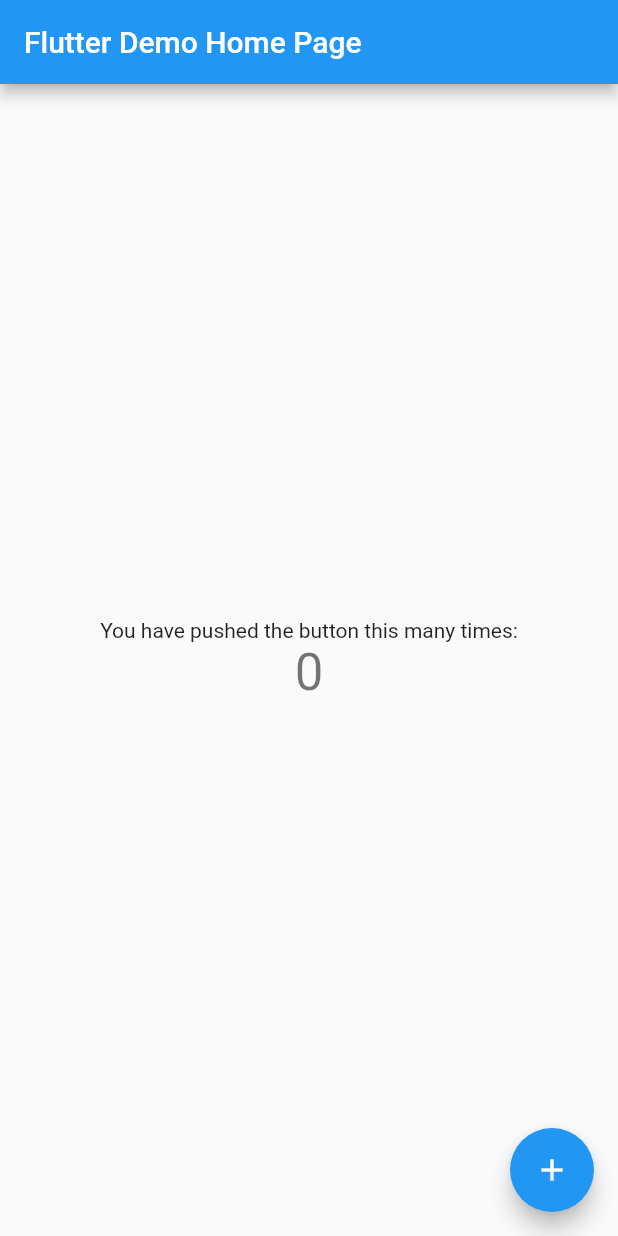
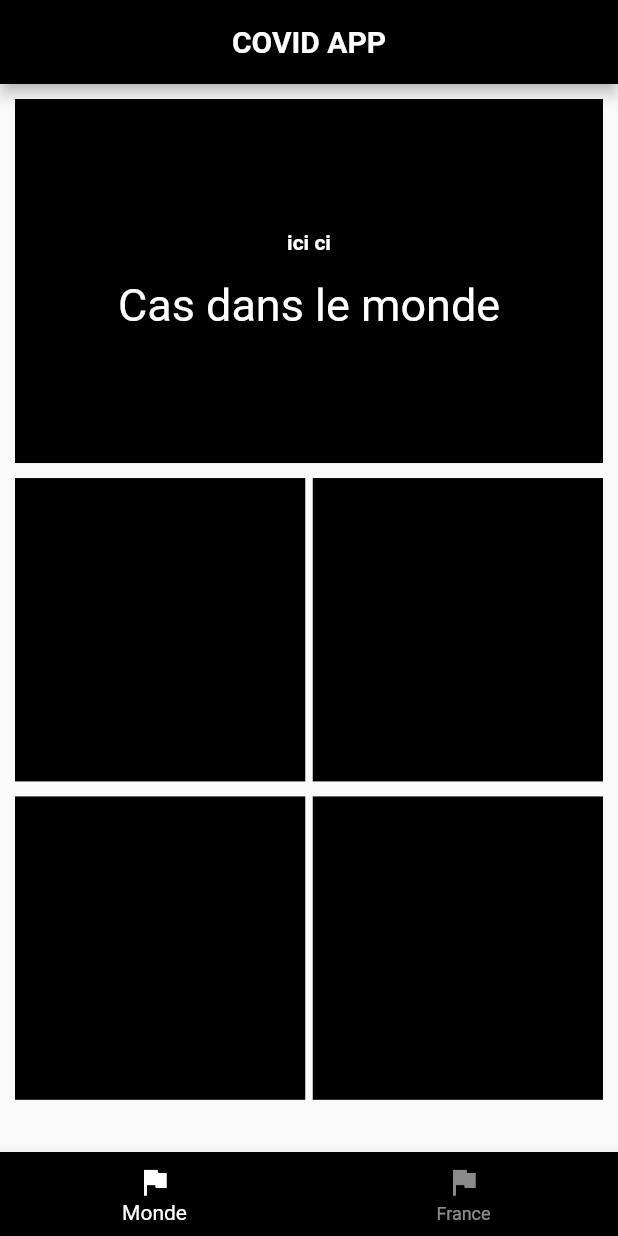
Before and after one commit to JeremyKhamdy/Covid_App, a Flutter app: the screen it shows after launch, on a phone screen of 412 x 824 dp. Run offline on Flutter 3.47's test engine with Material 2 defaults, Android fonts, the phone set to English and light mode, and no system bars; network calls fail.

Commit message:
front app done + beginning integration covid Api

```diff
--- /dev/null
+++ b/covid_app/lib/constants/strings.dart
@@ -0,0 +1,3 @@
+class Strings {
+  static String covid_url = "https://covid19-api.org/api/timeline";
+}
--- a/covid_app/lib/main.dart
+++ b/covid_app/lib/main.dart
@@ -1,3 +1,4 @@
+import 'package:covid_app/pages/homepage.dart';
 import 'package:flutter/material.dart';
 
 void main() {
@@ -11,107 +12,10 @@ class MyApp extends StatelessWidget {
     return MaterialApp(
       title: 'Flutter Demo',
       theme: ThemeData(
-        // This is the theme of your application.
-        //
-        // Try running your application with "flutter run". You'll see the
-        // application has a blue toolbar. Then, without quitting the app, try
-        // changing the primarySwatch below to Colors.green and then invoke
-        // "hot reload" (press "r" in the console where you ran "flutter run",
-        // or simply save your changes to "hot reload" in a Flutter IDE).
-        // Notice that the counter didn't reset back to zero; the application
-        // is not restarted.
         primarySwatch: Colors.blue,
-        // This makes the visual density adapt to the platform that you run
-        // the app on. For desktop platforms, the controls will be smaller and
-        // closer together (more dense) than on mobile platforms.
         visualDensity: VisualDensity.adaptivePlatformDensity,
       ),
-      home: MyHomePage(title: 'Flutter Demo Home Page'),
+      home: Homepage(),
     );
   }
 }
-
-class MyHomePage extends StatefulWidget {
-  MyHomePage({Key key, this.title}) : super(key: key);
-
-  // This widget is the home page of your application. It is stateful, meaning
-  // that it has a State object (defined below) that contains fields that affect
-  // how it looks.
-
-  // This class is the configuration for the state. It holds the values (in this
-  // case the title) provided by the parent (in this case the App widget) and
-  // used by the build method of the State. Fields in a Widget subclass are
-  // always marked "final".
-
-  final String title;
-
-  @override
-  _MyHomePageState createState() => _MyHomePageState();
-}
-
-class _MyHomePageState extends State<MyHomePage> {
-  int _counter = 0;
-
-  void _incrementCounter() {
-    setState(() {
-      // This call to setState tells the Flutter framework that something has
-      // changed in this State, which causes it to rerun the build method below
-      // so that the display can reflect the updated values. If we changed
-      // _counter without calling setState(), then the build method would not be
-      // called again, and so nothing would appear to happen.
-      _counter++;
-    });
-  }
-
-  @override
-  Widget build(BuildContext context) {
-    // This method is rerun every time setState is called, for instance as done
-    // by the _incrementCounter method above.
-    //
-    // The Flutter framework has been optimized to make rerunning build methods
-    // fast, so that you can just rebuild anything that needs updating rather
-    // than having to individually change instances of widgets.
-    return Scaffold(
-      appBar: AppBar(
-        // Here we take the value from the MyHomePage object that was created by
-        // the App.build method, and use it to set our appbar title.
-        title: Text(widget.title),
-      ),
-      body: Center(
-        // Center is a layout widget. It takes a single child and positions it
-        // in the middle of the parent.
-        child: Column(
-          // Column is also a layout widget. It takes a list of children and
-          // arranges them vertically. By default, it sizes itself to fit its
-          // children horizontally, and tries to be as tall as its parent.
-          //
-          // Invoke "debug painting" (press "p" in the console, choose the
-          // "Toggle Debug Paint" action from the Flutter Inspector in Android
-          // Studio, or the "Toggle Debug Paint" command in Visual Studio Code)
-          // to see the wireframe for each widget.
-          //
-          // Column has various properties to control how it sizes itself and
-          // how it positions its children. Here we use mainAxisAlignment to
-          // center the children vertically; the main axis here is the vertical
-          // axis because Columns are vertical (the cross axis would be
-          // horizontal).
-          mainAxisAlignment: MainAxisAlignment.center,
-          children: <Widget>[
-            Text(
-              'You have pushed the button this many times:',
-            ),
-            Text(
-              '$_counter',
-              style: Theme.of(context).textTheme.headline4,
-            ),
-          ],
-        ),
-      ),
-      floatingActionButton: FloatingActionButton(
-        onPressed: _incrementCounter,
-        tooltip: 'Increment',
-        child: Icon(Icons.add),
-      ), // This trailing comma makes auto-formatting nicer for build methods.
-    );
-  }
-}
--- /dev/null
+++ b/covid_app/lib/models/CovidModel.dart
@@ -0,0 +1,37 @@
+// To parse this JSON data, do
+//
+//     final covid = covidFromJson(jsonString);
+
+import 'dart:convert';
+
+List<Covid> covidFromJson(String str) => List<Covid>.from(json.decode(str).map((x) => Covid.fromJson(x)));
+
+String covidToJson(List<Covid> data) => json.encode(List<dynamic>.from(data.map((x) => x.toJson())));
+
+class Covid {
+  Covid({
+    this.lastUpdate,
+    this.totalCases,
+    this.totalDeaths,
+    this.totalRecovered,
+  });
+
+  DateTime lastUpdate;
+  int totalCases;
+  int totalDeaths;
+  int totalRecovered;
+
+  factory Covid.fromJson(Map<String, dynamic> json) => Covid(
+    lastUpdate: DateTime.parse(json["last_update"]),
+    totalCases: json["total_cases"],
+    totalDeaths: json["total_deaths"],
+    totalRecovered: json["total_recovered"],
+  );
+
+  Map<String, dynamic> toJson() => {
+    "last_update": lastUpdate.toIso8601String(),
+    "total_cases": totalCases,
+    "total_deaths": totalDeaths,
+    "total_recovered": totalRecovered,
+  };
+}
--- /dev/null
+++ b/covid_app/lib/pages/components/french.dart
@@ -0,0 +1,14 @@
+import 'package:flutter/material.dart';
+
+class BodyFrench extends StatefulWidget {
+  @override
+  _BodyFrenchState createState() => _BodyFrenchState();
+}
+
+class _BodyFrenchState extends State<BodyFrench> {
+  @override
+  Widget build(BuildContext context) {
+    return Container(
+    );
+  }
+}
--- /dev/null
+++ b/covid_app/lib/pages/components/world.dart
@@ -0,0 +1,124 @@
+import 'package:covid_app/models/CovidModel.dart';
+import 'package:covid_app/services/covid_manager.dart';
+import 'package:flutter/material.dart';
+
+class BodyWorld extends StatefulWidget {
+  @override
+  _BodyWorldState createState() => _BodyWorldState();
+}
+
+class _BodyWorldState extends State<BodyWorld> {
+
+  Future<Covid> _covid;
+
+  void initState() {
+    var response = Covid_Manager().getTimeline();
+  }
+
+  @override
+  Widget build(BuildContext context) {
+    Size size = MediaQuery.of(context).size;
+    return SingleChildScrollView(
+
+      child: Container(
+        // width: double.infinity,
+        child: Column(
+          children: [
+            Container(
+              margin: EdgeInsets.only(left: 10, right: 10, top: 10, bottom: 5),
+              padding: EdgeInsets.symmetric(vertical: 10, horizontal: 10),
+              height: (size.height - 15) * 0.3,
+              width: double.infinity,
+              color: Colors.black,
+              child: Column(
+                mainAxisAlignment: MainAxisAlignment.center,
+                children: [
+                  Text(
+                    "ici ci",
+                    style: TextStyle(
+                        color: Colors.white,
+                        fontWeight: FontWeight.bold
+                    ),
+                  ),
+                  SizedBox(width: double.infinity, height: size.height * 0.02, ),
+                  Text(
+                    "Cas dans le monde",
+                    style: TextStyle(
+                        color: Colors.white,
+                        // fontWeight: FontWeight.bold,
+                      fontSize: 30
+                    ),
+                  ),
+                ],
+              ),
+            ),
+            Container(
+              margin: EdgeInsets.only(top: 5, bottom: 5),
+              height: (size.height - 15) * 0.25,
+              width: double.infinity,
+
+              // color: Colors.blue,
+              child: Row(
+                mainAxisAlignment: MainAxisAlignment.spaceBetween,
+                children: [
+                  Column(
+                    children: [
+                      Container(
+                        margin: EdgeInsets.only(right: 2.5, left: 10),
+                        height: (size.height - 15) *0.25,
+                        width:  (size.width - 25) * 0.5,
+                        color: Colors.black,
+                      ),
+                    ],
+                  ),
+                  Column(
+                    children: [
+                      Container(
+                        margin: EdgeInsets.only(left: 2.5, right: 10),
+                        height: (size.height - 15) *0.25,
+                        width: (size.width - 25) * 0.5,
+                        color: Colors.black,
+                      ),
+                    ],
+                  ),
+                ],
+              ),
+            ),
+            Container(
+              margin: EdgeInsets.only(top: 5, bottom: 5),
+              height: (size.height - 15) * 0.25,
+              width: double.infinity,
+
+              // color: Colors.blue,
+              child: Row(
+                mainAxisAlignment: MainAxisAlignment.spaceBetween,
+                children: [
+                  Column(
+                    children: [
+                      Container(
+                        margin: EdgeInsets.only(right: 2.5, left: 10),
+                        height: (size.height - 15) *0.25,
+                        width:  (size.width - 25) * 0.5,
+                        color: Colors.black,
+                      ),
+                    ],
+                  ),
+                  Column(
+                    children: [
+                      Container(
+                        margin: EdgeInsets.only(left: 2.5, right: 10),
+                        height: (size.height - 15) *0.25,
+                        width: (size.width - 25) * 0.5,
+                        color: Colors.black,
+                      ),
+                    ],
+                  ),
+                ],
+              ),
+            ),
+          ],
+        ),
+      ),
+    );
+  }
+}
--- /dev/null
+++ b/covid_app/lib/pages/homepage.dart
@@ -0,0 +1,46 @@
+import 'package:covid_app/pages/components/french.dart';
+import 'package:covid_app/pages/components/world.dart';
+import 'package:flutter/material.dart';
+
+class Homepage extends StatefulWidget {
+  @override
+  _HomepageState createState() => _HomepageState();
+}
+
+class _HomepageState extends State<Homepage> {
+  int currentIndex = 0;
+
+  List<Widget> _widgetOptions = <Widget>[
+    BodyWorld(),
+    BodyFrench()
+  ];
+
+  @override
+  Widget build(BuildContext context) {
+    Size size = MediaQuery.of(context).size;
+    return Scaffold(
+      appBar: AppBar(
+        backgroundColor: Colors.black,
+        centerTitle: true,
+        title: Text("COVID APP", style: TextStyle(color: Colors.white, fontWeight: FontWeight.bold),),
+      ),
+      body: _widgetOptions.elementAt(currentIndex),
+      bottomNavigationBar: BottomNavigationBar(
+        selectedItemColor: Colors.white,
+        unselectedItemColor: Colors.white54,
+        showUnselectedLabels: true,
+        currentIndex: currentIndex,
+        backgroundColor: Colors.black,
+        onTap: (int index){
+          setState(() {
+            currentIndex = index;
+          });
+        },
+        items: [
+          BottomNavigationBarItem(icon: Icon(Icons.flag), label: "Monde"),
+          BottomNavigationBarItem(icon: Icon(Icons.flag), label: "France"),
+        ],
+      ),
+    );
+  }
+}
--- /dev/null
+++ b/covid_app/lib/services/covid_manager.dart
@@ -0,0 +1,27 @@
+import 'dart:convert';
+
+import 'package:covid_app/constants/strings.dart';
+import 'package:covid_app/models/CovidModel.dart';
+import 'package:http/http.dart' as http;
+
+class Covid_Manager {
+
+  Future<Covid> getTimeline() async {
+    var client = http.Client();
+    var covid = null;
+
+    try{
+      var response = await client.get(Strings.covid_url);
+      if(response.statusCode == 200){
+        var jsonString = response.body;
+        var jsonmap = json.decode(jsonString);
+        covid = Covid.fromJson(jsonmap);
+      }
+    } catch(Exception) {
+        return covid;
+    }
+
+    return covid;
+  }
+
+}
--- a/covid_app/pubspec.yaml
+++ b/covid_app/pubspec.yaml
@@ -30,6 +30,7 @@ dependencies:
   cupertino_icons: ^1.0.0
 
 dev_dependencies:
+  http: ^0.12.2
   flutter_test:
     sdk: flutter
 
```
Also changed, not shown: covid_app/pubspec.lock, 1 other file.
